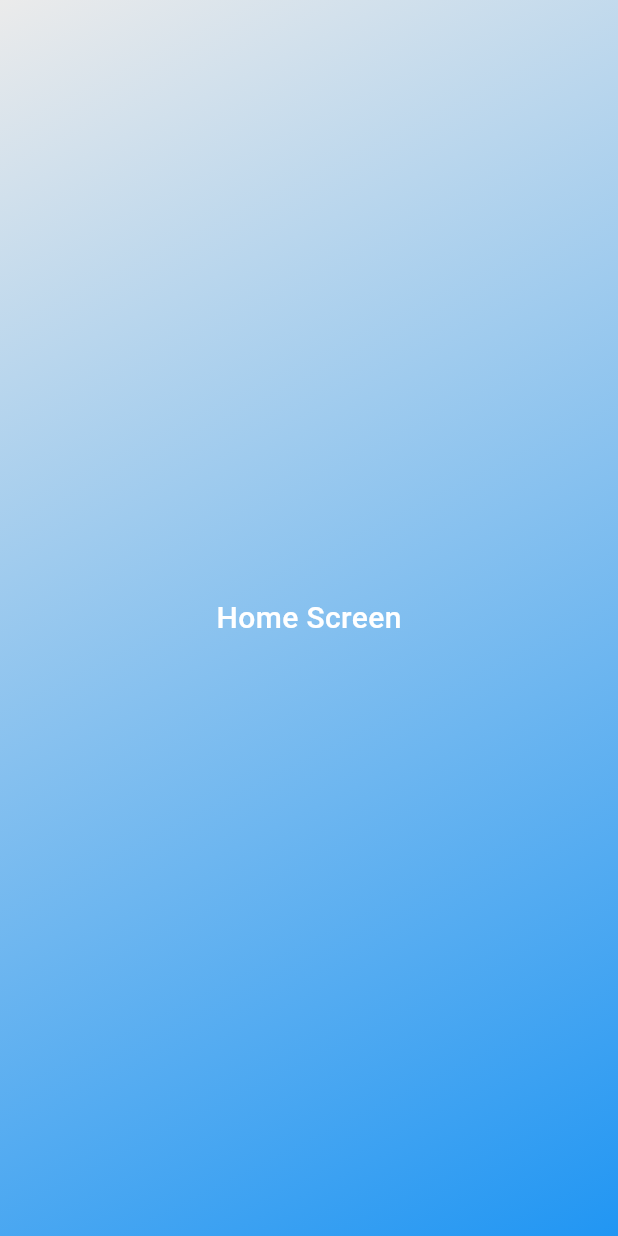
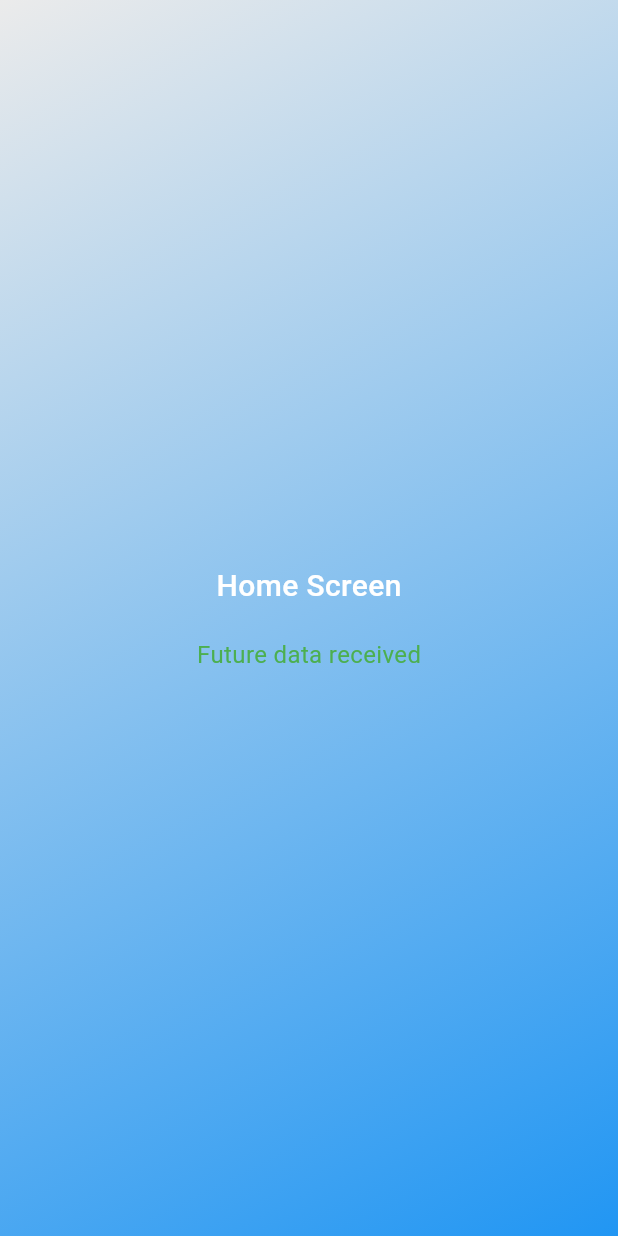
Before and after one commit to ajourney99/fine_dust_tracker, a Flutter app: the screen it shows after launch, on a phone screen of 412 x 824 dp. Run offline on Flutter 3.47's test engine with Material 3 defaults, Android fonts, the light colour scheme and no system bars.

Commit message:
feat: Implement future data handling and UI feedback

```diff
--- a/lib/screens/home_screen.dart
+++ b/lib/screens/home_screen.dart
@@ -1,12 +1,27 @@
 import 'package:flutter/material.dart';
 
-class HomeScreen extends StatelessWidget {
+class HomeScreen extends StatefulWidget {
   const HomeScreen({super.key});
+
+  @override
+  createState() => _HomeScreenState();
+}
+
+class _HomeScreenState extends State<HomeScreen> {
+  late Future<void> _dummyFuture;
+
+  @override
+  void initState() {
+    super.initState();
+    _dummyFuture = Future.delayed(const Duration(seconds: 2));
+  }
 
   @override
   Widget build(BuildContext context) {
     return Scaffold(
-      body: Container(
+      body: Stack(
+        children: [
+          Container(
             decoration: const BoxDecoration(
               gradient: LinearGradient(
                 begin: Alignment.bottomRight,
@@ -17,20 +32,48 @@ class HomeScreen extends StatelessWidget {
                 ],
               ),
             ),
-        child: const Center(
+          ),
+          Scaffold(
+            backgroundColor: Colors.transparent, // Make Scaffold transparent
+            body: FutureBuilder<void>(
+              future: _dummyFuture,
+              builder: (context, snapshot) {
+                final isLoading =
+                    snapshot.connectionState == ConnectionState.waiting;
+
+                return Stack(
+                  children: [
+                    Center(
                       child: Column(
                         mainAxisAlignment: MainAxisAlignment.center,
                         children: [
-              Text(
+                          const Text(
                             'Home Screen',
                             style: TextStyle(
                               fontSize: 20,
                               fontWeight: FontWeight.w500,
                             ),
                           ),
+                          const SizedBox(height: 20),
+                          if (snapshot.connectionState == ConnectionState.done)
+                            const Text(
+                              'Future data received',
+                              style: TextStyle(
+                                fontSize: 16,
+                                color: Colors.green,
+                              ),
+                            ),
                         ],
                       ),
                     ),
+                    if (isLoading)
+                      const Center(child: CircularProgressIndicator()),
+                  ],
+                );
+              },
+            ),
+          ),
+        ],
       ),
     );
   }
```
Lines whose indentation alone changed are shown as unchanged.
